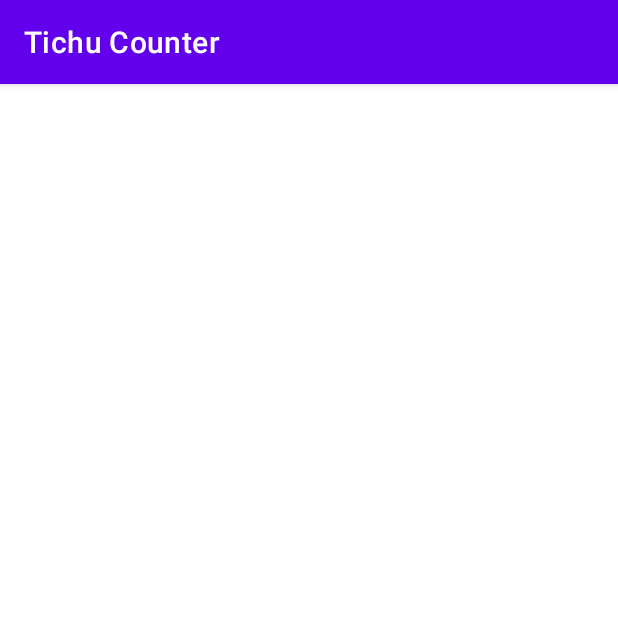
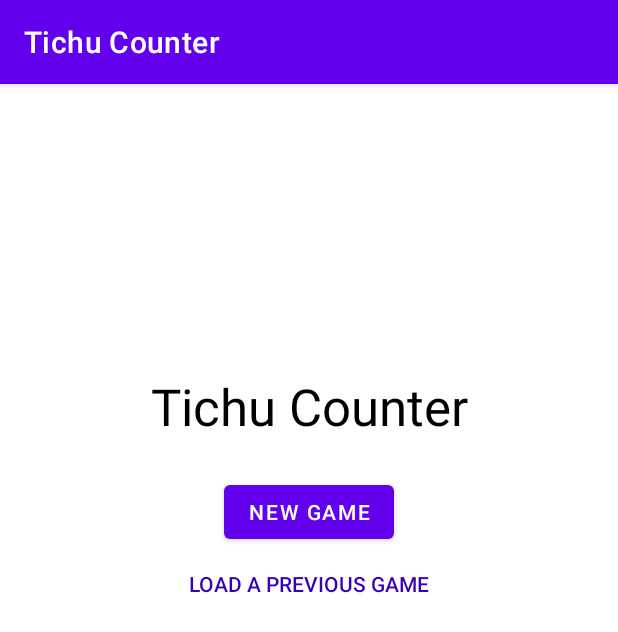
Before and after one commit to georgekal2798/Tichu-Counter, an Android app: the screen it shows after launch (MenuActivity), on a phone screen of 412 x 824 dp. Shown: the top 632 px of the screen. Run offline under Robolectric (Android 15) with nearby library versions, the phone set to English and light mode, and no system bars.

Commit message:
Menu activity components
- Added components to Menu activity

```diff
--- a/app/src/main/res/layout/activity_menu.xml
+++ b/app/src/main/res/layout/activity_menu.xml
@@ -6,4 +6,46 @@
     android:layout_height="match_parent"
     tools:context=".MenuActivity">
 
+    <TextView
+        android:id="@+id/appTitleTextView"
+        android:layout_width="wrap_content"
+        android:layout_height="wrap_content"
+        android:text="@string/app_name"
+        android:textColor="@color/black"
+        android:textSize="34sp"
+        app:layout_constraintEnd_toEndOf="parent"
+        app:layout_constraintStart_toStartOf="parent"
+        app:layout_constraintTop_toTopOf="@+id/guideline2" />
+
+    <Button
+        android:id="@+id/newGameButton"
+        android:layout_width="wrap_content"
+        android:layout_height="wrap_content"
+        android:layout_marginStart="8dp"
+        android:layout_marginTop="24dp"
+        android:layout_marginEnd="8dp"
+        android:text="@string/new_game"
+        app:layout_constraintEnd_toEndOf="parent"
+        app:layout_constraintStart_toStartOf="parent"
+        app:layout_constraintTop_toBottomOf="@+id/appTitleTextView" />
+
+    <Button
+        android:id="@+id/loadGameButton"
+        style="@style/Widget.AppCompat.Button.Borderless"
+        android:layout_width="wrap_content"
+        android:layout_height="wrap_content"
+        android:layout_marginStart="8dp"
+        android:layout_marginEnd="8dp"
+        android:text="@string/load_game"
+        android:textColor="@color/purple_700"
+        app:layout_constraintEnd_toEndOf="parent"
+        app:layout_constraintStart_toStartOf="parent"
+        app:layout_constraintTop_toBottomOf="@+id/newGameButton" />
+
+    <androidx.constraintlayout.widget.Guideline
+        android:id="@+id/guideline2"
+        android:layout_width="wrap_content"
+        android:layout_height="wrap_content"
+        android:orientation="horizontal"
+        app:layout_constraintGuide_percent="0.25" />
 </androidx.constraintlayout.widget.ConstraintLayout>
--- a/app/src/main/res/values/strings.xml
+++ b/app/src/main/res/values/strings.xml
@@ -2,4 +2,6 @@
     <string name="app_name">Tichu Counter</string>
     <string name="team1">Team 1</string>
     <string name="team2">Team 2</string>
+    <string name="new_game">New Game</string>
+    <string name="load_game">Load a previous game</string>
 </resources>
```
